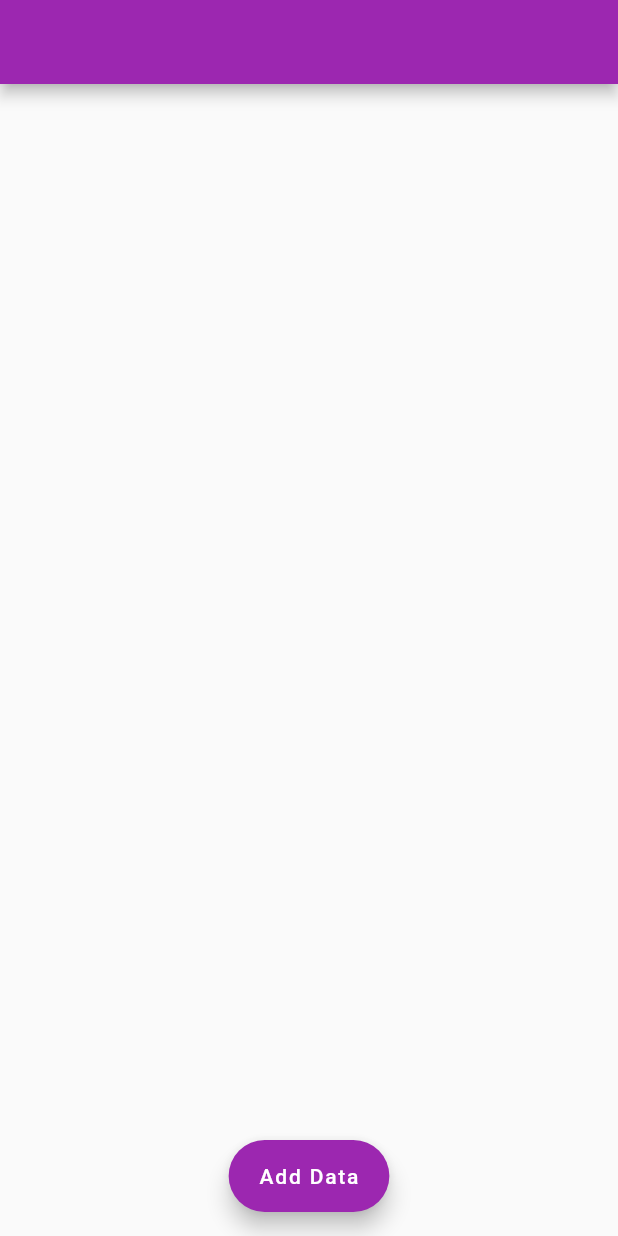
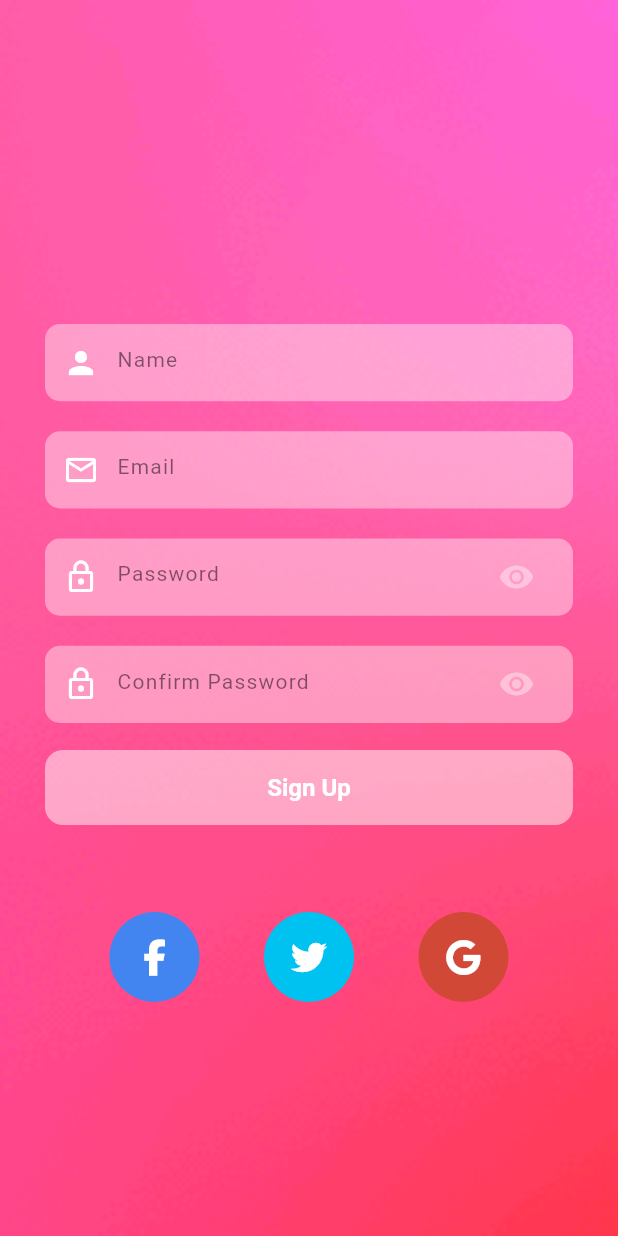
Before and after one commit to mushthakvp/OauthPlay-FirbaseOauth, a Flutter app: the screen it shows after launch, on a phone screen of 412 x 824 dp. Run offline on Flutter 3.47's test engine with Material 2 defaults, Android fonts, the phone set to English and light mode, and no system bars; our stand-ins replace firebase_core, font_awesome_flutter, google_fonts; accounts and stored records are empty.

Commit message:
Signup Screen

```diff
--- a/lib/main.dart
+++ b/lib/main.dart
@@ -1,9 +1,10 @@
+import 'package:crud/routes/routes.dart';
+import 'package:crud/signin_signup/viewmodel/signing_provider.dart';
+import 'package:crud/splash/view/splash_screen.dart';
 import 'package:crud/splash/viewmodel/splah_pov.dart';
 import 'package:flutter/material.dart';
 import 'package:firebase_core/firebase_core.dart';
 import 'package:provider/provider.dart';
-
-import 'home/view/home_screen.dart';
 
 void main() async {
   WidgetsFlutterBinding.ensureInitialized();
@@ -19,14 +20,16 @@ class MyApp extends StatelessWidget {
     return MultiProvider(
       providers: [
         ChangeNotifierProvider<SplashPov>(create: (context) => SplashPov()),
+        ChangeNotifierProvider<SigningPov>(create: (context) => SigningPov()),
       ],
       child: MaterialApp(
+        navigatorKey: Routes.navigatorKey,
         debugShowCheckedModeBanner: false,
         title: 'Flutter Demo',
         theme: ThemeData(
           primarySwatch: Colors.purple,
         ),
-        home: const HomeScreen(),
+        home: const SplashScreen(),
       ),
     );
   }
--- /dev/null
+++ b/lib/signin_signup/view/signin_screen.dart
@@ -0,0 +1,91 @@
+import 'package:crud/signin_signup/view/widgets/textfield.dart';
+import 'package:flutter/material.dart';
+import 'package:provider/provider.dart';
+import '../viewmodel/signing_provider.dart';
+import 'widgets/oauth_icons.dart';
+
+class SignInScreen extends StatelessWidget {
+  const SignInScreen({Key? key}) : super(key: key);
+
+  @override
+  Widget build(BuildContext context) {
+    Size size = MediaQuery.of(context).size;
+    return Scaffold(
+      resizeToAvoidBottomInset: false,
+      body: Container(
+        decoration: const BoxDecoration(
+          image: DecorationImage(
+            image: AssetImage('assets/images/bg.webp'),
+            fit: BoxFit.cover,
+          ),
+        ),
+        child: ListView(
+          children: [
+            SizedBox(height: size.width / 2),
+            TextFieldWidget(
+              size: size,
+              contoller: context.read<SigningPov>().nameController,
+              hint: 'Name',
+              type: TextInputType.emailAddress,
+              icon: Icons.person,
+              obsecure: false,
+            ),
+            TextFieldWidget(
+              size: size,
+              contoller: context.read<SigningPov>().emailController,
+              hint: 'Email',
+              type: TextInputType.emailAddress,
+              icon: Icons.email_outlined,
+              obsecure: false,
+            ),
+            TextFieldWidget(
+              size: size,
+              contoller: context.read<SigningPov>().passwordController,
+              hint: 'Password',
+              type: TextInputType.visiblePassword,
+              icon: Icons.lock_outline,
+              obsecure: true,
+            ),
+            TextFieldWidget(
+              size: size,
+              contoller: context.read<SigningPov>().confirmPasswordController,
+              hint: 'Confirm Password',
+              type: TextInputType.visiblePassword,
+              icon: Icons.lock_outline,
+              obsecure: true,
+            ),
+            GestureDetector(
+              onTap: () {},
+              child: Container(
+                margin: const EdgeInsets.symmetric(
+                  horizontal: 30,
+                  vertical: 8,
+                ),
+                height: 50,
+                width: double.infinity,
+                decoration: BoxDecoration(
+                  borderRadius: BorderRadius.circular(12),
+                  color: Colors.white.withOpacity(.5),
+                ),
+                child: const Center(
+                  child: Text(
+                    'Sign Up',
+                    style: TextStyle(
+                      color: Colors.white,
+                      fontWeight: FontWeight.bold,
+                      fontSize: 16,
+                    ),
+                  ),
+                ),
+              ),
+            ),
+            const SizedBox(
+              height: 50,
+            ),
+            const OauthIconsWidget()
+          ],
+        ),
+      ),
+    );
+  }
+}
--- /dev/null
+++ b/lib/signin_signup/view/widgets/oauth_icons.dart
@@ -0,0 +1,44 @@
+import 'package:flutter/material.dart';
+import 'package:font_awesome_flutter/font_awesome_flutter.dart';
+
+class OauthIconsWidget extends StatelessWidget {
+  const OauthIconsWidget({
+    Key? key,
+  }) : super(key: key);
+
+  @override
+  Widget build(BuildContext context) {
+    return Padding(
+      padding: const EdgeInsets.symmetric(horizontal: 30),
+      child: Row(
+        mainAxisAlignment: MainAxisAlignment.spaceEvenly,
+        children: const [
+          CircleAvatar(
+            backgroundColor: Color(0xFF4285f0),
+            radius: 30,
+            child: FaIcon(
+              FontAwesomeIcons.facebookF,
+              color: Colors.white,
+            ),
+          ),
+          CircleAvatar(
+            backgroundColor: Color(0xFF00c2f0),
+            radius: 30,
+            child: FaIcon(
+              FontAwesomeIcons.twitter,
+              color: Colors.white,
+            ),
+          ),
+          CircleAvatar(
+            radius: 30,
+            backgroundColor: Color(0xFFd24836),
+            child: FaIcon(
+              FontAwesomeIcons.google,
+              color: Colors.white,
+            ),
+          ),
+        ],
+      ),
+    );
+  }
+}
--- /dev/null
+++ b/lib/signin_signup/view/widgets/textfield.dart
@@ -0,0 +1,89 @@
+import 'package:crud/signin_signup/viewmodel/signing_provider.dart';
+import 'package:flutter/material.dart';
+import 'package:provider/provider.dart';
+
+class TextFieldWidget extends StatelessWidget {
+  final TextInputType type;
+  final String hint;
+  final TextEditingController contoller;
+  final Size size;
+  final IconData icon;
+  final bool obsecure;
+  const TextFieldWidget({
+    Key? key,
+    required this.icon,
+    required this.size,
+    required this.contoller,
+    required this.hint,
+    required this.type,
+    required this.obsecure,
+  }) : super(key: key);
+
+  @override
+  Widget build(BuildContext context) {
+    return Container(
+      margin: const EdgeInsets.symmetric(vertical: 10, horizontal: 30),
+      height: size.width / 8,
+      width: size.width / 1.22,
+      alignment: Alignment.center,
+      padding: EdgeInsets.only(right: size.width / 30),
+      decoration: BoxDecoration(
+        color: Colors.white.withOpacity(.4),
+        borderRadius: BorderRadius.circular(10),
+      ),
+      child: Center(
+        child: obsecure
+            ? Consumer<SigningPov>(
+                builder: (BuildContext context, value, Widget? child) => TextField(
+                  obscureText: context.read<SigningPov>().isObsecureOne,
+                  controller: contoller,
+                  keyboardType: type,
+                  style: const TextStyle(
+                    color: Colors.white,
+                    letterSpacing: .8,
+                  ),
+                  decoration: InputDecoration(
+                    suffixIcon: IconButton(
+                      color: Colors.white.withOpacity(0.4),
+                      icon: Icon(value.isObsecureOne ? Icons.visibility : Icons.visibility_off),
+                      onPressed: () {
+                        value.obsecureChange();
+                      },
+                    ),
+                    border: InputBorder.none,
+                    prefixIcon: Icon(
+                      icon,
+                      color: Colors.white,
+                    ),
+                    hintText: hint,
+                    hintStyle: TextStyle(
+                      color: Colors.black.withOpacity(.5),
+                      fontSize: 14,
+                    ),
+                  ),
+                ),
+              )
+            : TextField(
+                controller: contoller,
+                keyboardType: type,
+                style: const TextStyle(
+                  color: Colors.white,
+                  letterSpacing: .8,
+                ),
+                decoration: InputDecoration(
+                  border: InputBorder.none,
+                  prefixIcon: Icon(
+                    icon,
+                    color: Colors.white,
+                  ),
+                  hintText: hint,
+                  hintStyle: TextStyle(
+                    color: Colors.black.withOpacity(.5),
+                    fontSize: 14,
+                  ),
+                ),
+              ),
+      ),
+    );
+  }
+}
--- /dev/null
+++ b/lib/signin_signup/viewmodel/signing_provider.dart
@@ -0,0 +1,16 @@
+import 'package:flutter/cupertino.dart';
+
+class SigningPov extends ChangeNotifier {
+  final emailController = TextEditingController();
+  final passwordController = TextEditingController();
+  final nameController = TextEditingController();
+  final confirmPasswordController = TextEditingController();
+
+  bool isObsecureOne = true;
+
+  obsecureChange() {
+    isObsecureOne = !isObsecureOne;
+
+    notifyListeners();
+  }
+}
--- a/lib/splash/viewmodel/splah_pov.dart
+++ b/lib/splash/viewmodel/splah_pov.dart
@@ -1,16 +1,13 @@
 import 'dart:async';
-import 'package:crud/home/view/home_screen.dart';
 import 'package:flutter/cupertino.dart';
 import '../../routes/routes.dart';
+import '../../signin_signup/view/signin_screen.dart';
 
 class SplashPov extends ChangeNotifier {
   SplashPov() {
     Timer(
       const Duration(seconds: 3),
-      () => Routes.removeScreen(
-        context: context,
-        screen: const HomeScreen(),
-      ),
+      () => Routes.removeScreen(screen: const SignInScreen()),
     );
   }
 }
```
Also changed, not shown: lib/add_edit/view/add_edit_screen.dart (+5 -36 lines), lib/home/view/home_screen.dart (+15 -3 lines), lib/routes/routes.dart (+8 -8 lines), lib/splash/view/splash_screen.dart (+24 -1 lines), pubspec.yaml (+4 -15 lines), assets/images/Oauth.png (added), assets/images/Oauth.svg (added), assets/images/bg.webp (added), assets/images/onePlay.png (added), assets/images/wave.png (added), assets/images/wave.svg (added), pubspec.lock.
